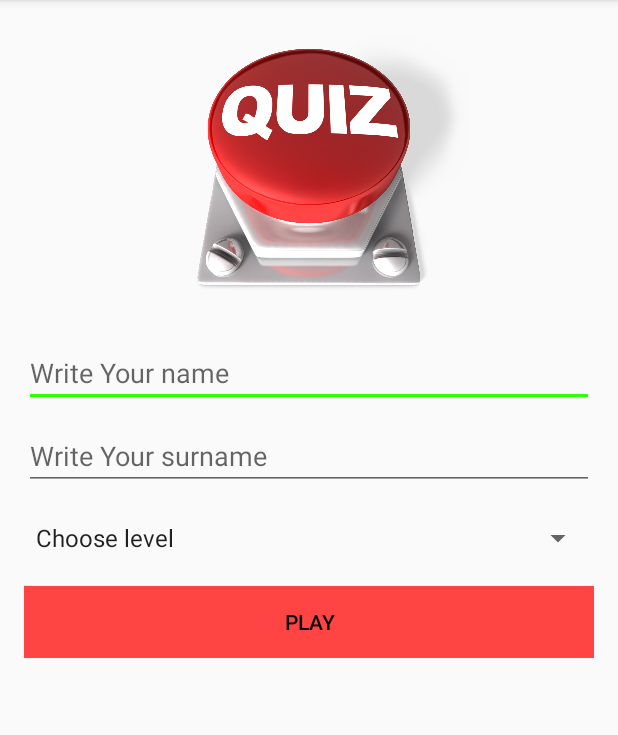
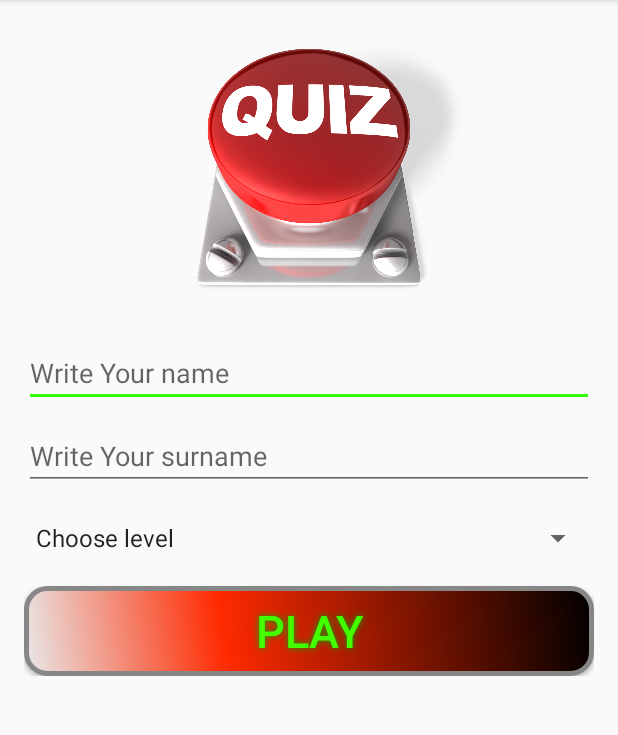
Before and after one commit to radekBaran/QuizAndroid, an Android app: the screen it shows after launch (StartActivity), on a phone screen of 412 x 824 dp, the part 84-819 px from its top. Run offline under Robolectric (Android 15) with nearby library versions, the phone set to English and light mode, and no system bars; our stand-ins replace ButterKnife.

```diff
--- /dev/null
+++ b/app/src/main/java/com/example/radek/quiz/QuestionDatabase.java
@@ -0,0 +1,7 @@
+package com.example.radek.quiz;
+
+import java.util.List;
+
+public interface QuestionDatabase {
+    List<Question> getQuestions(int difficulty);
+}
--- a/app/src/main/java/com/example/radek/quiz/StartActivity.java
+++ b/app/src/main/java/com/example/radek/quiz/StartActivity.java
@@ -6,6 +6,10 @@ import android.support.v7.app.AppCompatActivity;
 import android.widget.EditText;
 import android.widget.Spinner;
 import android.widget.Toast;
+
+import java.util.Collections;
+import java.util.List;
+import java.util.Random;
 
 import butterknife.BindView;
 import butterknife.ButterKnife;
@@ -35,7 +39,7 @@ public class StartActivity extends AppCompatActivity {
 
     }
 
-    @OnClick(R.id.next)
+    @OnClick(R.id.btn_play)
     protected void onNextClick() {
         // Sprawdzenie czy w ogole wpisano cos w pole imie
         String name = mName.getText().toString();
@@ -60,8 +64,20 @@ public class StartActivity extends AppCompatActivity {
         mPrefs.setLevel(selectedLevel);
 
 
-        // TODO Losowanie puli pytan
-        // TODO Otwarcie nowego ekranu
+        // Losowanie puli pytan
+        QuestionDatabase db = null;
+        List<Question> questions = db.getQuestions(selectedLevel);
+        Random random = new Random();
+        while (questions.size() > 5) {
+            // Usuwamy losowe pytania az zostanie nam ich tylko 5
+            questions.remove(random.nextInt(questions.size()));
+        }
+        // Przetasowujemy kolekcje pozostalych pytan aby kolejnosc rowniez byla losowa
+        Collections.shuffle(questions);
+
+        // TODO : Przekazanie lub zapisanie wylosowanych pytan na potrzeby nastepnego ekranu
+
+        // Otwarcie nowego ekranu
         Intent questionIntent = new Intent(this, QuestionActivity.class);
         startActivity(questionIntent);
     }
--- /dev/null
+++ b/app/src/main/res/drawable/buttonshape.xml
@@ -0,0 +1,28 @@
+<?xml version="1.0" encoding="utf-8"?>
+<shape xmlns:android="http://schemas.android.com/apk/res/android" android:shape="rectangle" >
+    <corners
+        android:radius="14dp"
+        />
+    <gradient
+        android:angle="45"
+        android:centerX="35%"
+        android:centerColor="#FF2A00"
+        android:startColor="#E8E8E8"
+        android:endColor="#000000"
+        android:type="linear"
+        />
+    <padding
+        android:left="0dp"
+        android:top="0dp"
+        android:right="0dp"
+        android:bottom="0dp"
+        />
+    <size
+        android:width="270dp"
+        android:height="60dp"
+        />
+    <stroke
+        android:width="3dp"
+        android:color="#878787"
+        />
+</shape>
--- a/app/src/main/res/layout/activity_start.xml
+++ b/app/src/main/res/layout/activity_start.xml
@@ -16,6 +16,7 @@
         tools:context="com.example.radek.quiz.StartActivity">
 
         <ImageView
+            android:id="@+id/my_image"
             android:layout_width="match_parent"
             android:layout_height="210dp"
             android:src="@drawable/quiz"/>
@@ -48,13 +49,19 @@
         </Spinner>
 
         <Button
-            android:id="@+id/next"
+            android:id="@+id/btn_play"
             android:layout_width="match_parent"
             android:layout_height="wrap_content"
             android:layout_marginTop="10dp"
-            android:background="@android:color/holo_red_light"
             android:text="Play"
-            android:textColor="@android:color/background_dark"/>
+            android:textColor="#44FF00"
+            android:textSize="30sp"
+            android:background="@drawable/buttonshape"
+            android:shadowColor="#02A802"
+            android:shadowDx="0"
+            android:shadowDy="0"
+            android:shadowRadius="5"
+            />
 
     </LinearLayout>
 </ScrollView>
```
Also changed, not shown: app/src/main/java/com/example/radek/quiz/Question.java (added, +50 -0 lines).
